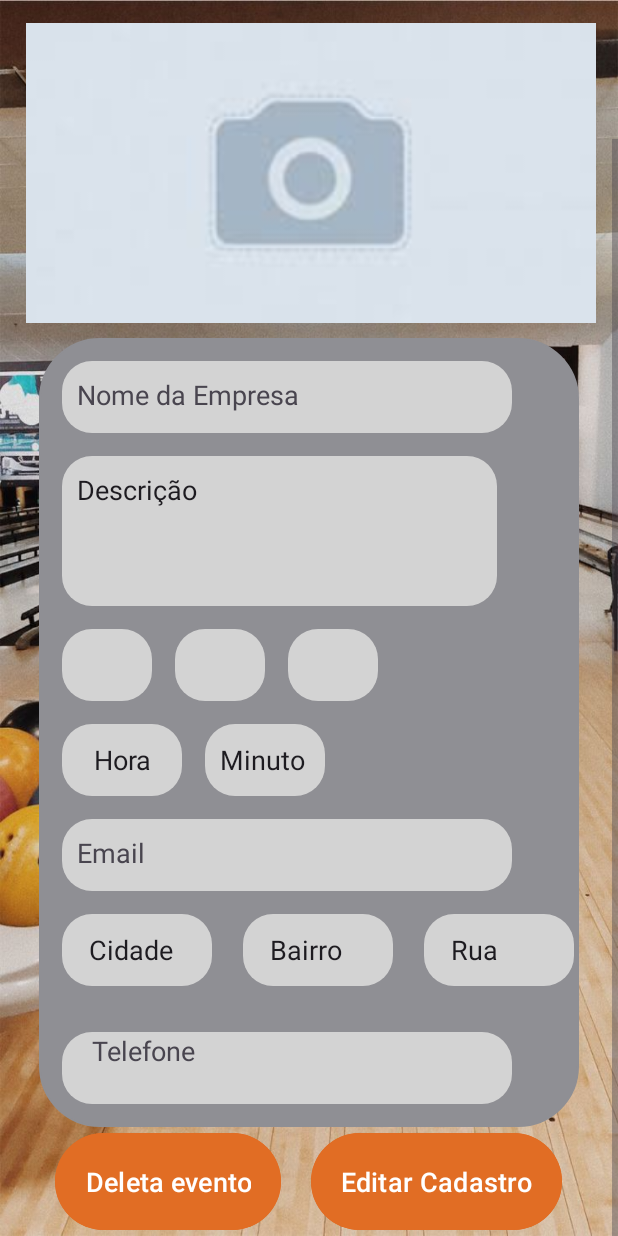
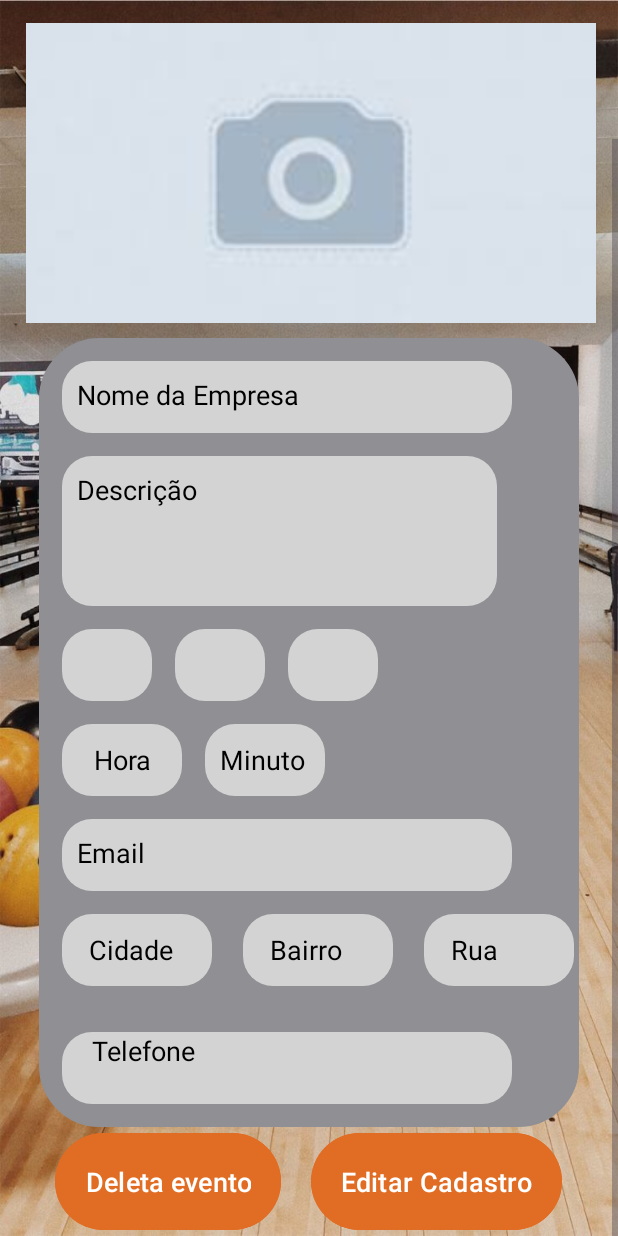
Before and after one commit to PedroFPer/Vai_pra_onde, an Android app: the TelaCadastroModifEvento screen opened directly, with no data from a screen before it, scrolled down 104 dp, on a phone screen of 412 x 824 dp. Run offline under Robolectric (Android 15) with nearby library versions, the phone set to English and light mode, and no system bars; 14 statements that could not run were skipped.

Commit message:
ta concertado poraaaaaa

```diff
--- a/vaipraonde/app/src/main/res/layout/activity_editar_evento.xml
+++ b/vaipraonde/app/src/main/res/layout/activity_editar_evento.xml
@@ -87,6 +87,7 @@
                     android:layout_marginLeft="15dp"
                     android:layout_marginTop="15dp"
                     android:text="Nome da Empresa"
+                    android:textColor="@color/black"
                     android:background="@drawable/conteiner"
 
 
@@ -105,6 +106,7 @@
                     android:layout_marginLeft="15dp"
                     android:layout_marginTop="15dp"
                     android:text="Descrição"
+                    android:textColor="@color/black"
                     android:background="@drawable/conteiner"
 
                     android:textSize="8pt" />
@@ -122,6 +124,7 @@
                     android:layout_marginTop="15dp"
                     android:textAlignment="center"
                     android:text="Ano"
+                    android:textColor="@color/black"
                     android:background="@drawable/conteiner"
 
                     android:textSize="8pt" />
@@ -133,6 +136,7 @@
                     android:layout_marginTop="15dp"
                     android:textAlignment="center"
                     android:text="Mês"
+                    android:textColor="@color/black"
                     android:background="@drawable/conteiner"
 
                     android:textSize="8pt" />
@@ -144,6 +148,7 @@
                     android:layout_marginTop="15dp"
                     android:textAlignment="center"
                     android:text="Dia"
+                    android:textColor="@color/black"
                     android:background="@drawable/conteiner"
 
                     android:textSize="8pt" />
@@ -163,6 +168,7 @@
                     android:background="@drawable/conteiner"
                     android:padding="10dp"
                     android:text="Hora"
+                    android:textColor="@color/black"
 
 
                     android:textSize="8pt" />
@@ -175,6 +181,7 @@
                     android:padding="10dp"
                     android:background="@drawable/conteiner"
                     android:text="Minuto"
+                    android:textColor="@color/black"
 
 
                     android:textSize="8pt" />
@@ -191,6 +198,7 @@
                     android:layout_marginTop="15dp"
                     android:padding="10dp"
                     android:text="Email"
+                    android:textColor="@color/black"
                     android:background="@drawable/conteiner"
 
                     android:textSize="8pt" />
@@ -214,6 +222,7 @@
                     android:layout_marginTop="15dp"
                     android:layout_marginRight="15dp"
                     android:text="Cidade"
+                    android:textColor="@color/black"
                     android:background="@drawable/conteiner"
 
                     android:textSize="8pt"
@@ -228,6 +237,7 @@
                     android:layout_marginTop="15dp"
                     android:layout_marginRight="15dp"
                     android:text="Bairro"
+                    android:textColor="@color/black"
                     android:background="@drawable/conteiner"
 
                     android:textSize="8pt"
@@ -242,6 +252,7 @@
                     android:layout_marginTop="15dp"
                     android:layout_marginRight="15dp"
                     android:text="Rua"
+                    android:textColor="@color/black"
                     android:background="@drawable/conteiner"
 
                     android:textSize="8pt"
@@ -257,6 +268,7 @@
                 android:layout_marginLeft="15dp"
                 android:layout_marginTop="15dp"
                 android:text="Telefone"
+                android:textColor="@color/black"
                 android:background="@drawable/conteiner"
 
                 android:textSize="8pt"
```
Also changed, not shown: vaipraonde/app/src/main/res/layout/activity_cadastro_evento.xml (+12 -0 lines).
